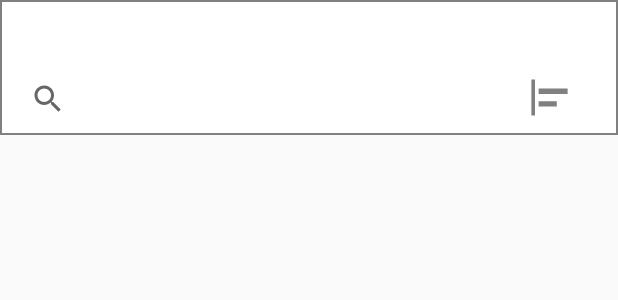
After one commit to Kibler7/Fragments-4task, an Android app: the layout fragment_bottom_sheet.xml on its own in the app's theme, with its tools: preview values and no code run, on a phone screen of 412 x 824 dp. The commit adds this screen. Shown: the top 300 px of the screen. Run offline under Robolectric (Android 15) with nearby library versions, the phone set to English and light mode, and no system bars.

Commit message:
1.3.1(all work but it's ugly)

```diff
--- a/app/build.gradle
+++ b/app/build.gradle
@@ -5,6 +5,11 @@ plugins {
 }
 
 android {
+
+    dataBinding{
+        enabled = true
+    }
+
     compileSdkVersion 30
     buildToolsVersion "30.0.3"
 
--- a/app/src/main/java/com/example/habittracker/habitClasses/Habit.kt
+++ b/app/src/main/java/com/example/habittracker/habitClasses/Habit.kt
@@ -4,7 +4,4 @@ import java.io.Serializable
 
 data class Habit(var id: Long, val name: String, val description: String, val type: HabitType,
                  val priority: HabitPriority, val times: Int, val period: Int, var color : Int)
-    : Serializable {
-
-    lateinit var stringFrequency : String
-}
+    : Serializable
--- /dev/null
+++ b/app/src/main/res/drawable/bottom_sheet_shape.xml
@@ -0,0 +1,4 @@
+<shape xmlns:android="http://schemas.android.com/apk/res/android" android:shape="rectangle" >
+    <solid android:color="#ffffff" />
+    <stroke android:width="1dip" android:color="@color/colorHint"/>
+</shape>
--- /dev/null
+++ b/app/src/main/res/drawable/ic_sort_spinner_image_foreground.xml
@@ -0,0 +1,16 @@
+<vector xmlns:android="http://schemas.android.com/apk/res/android"
+    android:width="108dp"
+    android:height="108dp"
+    android:viewportWidth="108"
+    android:viewportHeight="108"
+    android:tint="@color/colorHint"
+    android:autoMirrored="true">
+  <group android:scaleX="2.61"
+      android:scaleY="2.61"
+      android:translateX="22.68"
+      android:translateY="22.68">
+    <path
+        android:fillColor="@android:color/white"
+        android:pathData="M4,22H2V2h2V22zM22,7H6v3h16V7zM16,14H6v3h10V14z"/>
+  </group>
+</vector>
--- /dev/null
+++ b/app/src/main/res/layout/fragment_bottom_sheet.xml
@@ -0,0 +1,45 @@
+<?xml version="1.0" encoding="utf-8"?>
+<androidx.constraintlayout.widget.ConstraintLayout xmlns:android="http://schemas.android.com/apk/res/android"
+    xmlns:app="http://schemas.android.com/apk/res-auto"
+    android:id="@+id/bottom_sheet"
+    android:layout_width="match_parent"
+    android:layout_height="90dp"
+    android:background="@drawable/bottom_sheet_shape"
+    android:orientation="vertical"
+    app:behavior_hideable="false"
+    app:behavior_peekHeight="40dp"
+    app:layout_behavior="com.google.android.material.bottomsheet.BottomSheetBehavior">
+
+    <TextView
+        android:layout_width="match_parent"
+        android:layout_height="match_parent"
+        android:gravity="center"
+        android:id="@+id/peeker"
+        android:textColor="@android:color/white"
+        app:layout_constraintBottom_toTopOf="@+id/country_search"
+        app:layout_constraintEnd_toEndOf="parent"
+        app:layout_constraintStart_toStartOf="parent"
+        app:layout_constraintTop_toTopOf="parent" />
+
+    <Spinner
+        android:id="@+id/sort_spinner"
+        android:layout_width="@dimen/color_button_width"
+        android:layout_height="@dimen/color_button_width"
+        android:background="@drawable/ic_sort_spinner_image_foreground"
+        android:entries="@array/sort_parameters"
+        android:spinnerMode="dropdown"
+        app:layout_constraintBottom_toBottomOf="parent"
+        app:layout_constraintEnd_toEndOf="parent"
+        app:layout_constraintStart_toEndOf="@+id/country_search" />
+
+    <androidx.appcompat.widget.SearchView
+        android:id="@+id/country_search"
+        android:layout_width="wrap_content"
+        android:layout_height="wrap_content"
+        android:textCursorDrawable="@null"
+        app:iconifiedByDefault="false"
+        app:layout_constraintBottom_toBottomOf="parent"
+        app:layout_constraintStart_toStartOf="parent"
+        app:queryBackground="@null" />
+
+</androidx.constraintlayout.widget.ConstraintLayout>
--- /dev/null
+++ b/app/src/main/res/values/arrays.xml
@@ -0,0 +1,8 @@
+<?xml version="1.0" encoding="utf-8"?>
+<resources>
+    <string-array name="sort_parameters">
+        <item> \u0020 \u0020 По дате</item>
+        <item> \u0020 \u0020 По алфавиту</item>
+        <item> \u0020 \u0020 По приоритету</item>
+    </string-array>
+</resources>
```
Also changed, not shown: app/src/main/java/com/example/habittracker/MainActivity.kt (+9 -1 lines), app/src/main/java/com/example/habittracker/adapters/HabitAdapter.kt (+9 -2 lines), app/src/main/java/com/example/habittracker/habitClasses/HabitData.kt (+13 -12 lines), app/src/main/java/com/example/habittracker/ui/fragments/BottomSheetFragment.kt (added, +20 -0 lines), app/src/main/java/com/example/habittracker/ui/fragments/HabitList/HabitListFragment.kt (+10 -30 lines), app/src/main/java/com/example/habittracker/ui/fragments/HabitList/HabitListViewModel.kt (added, +81 -0 lines), app/src/main/java/com/example/habittracker/ui/fragments/redactor/HabitRedactorFragment.kt (+9 -13 lines), app/src/main/java/com/example/habittracker/ui/fragments/redactor/HabitRedactorViewModel.kt (added, +34 -0 lines), app/src/main/res/layout/fragment_habit_list.xml (+14 -23 lines).
